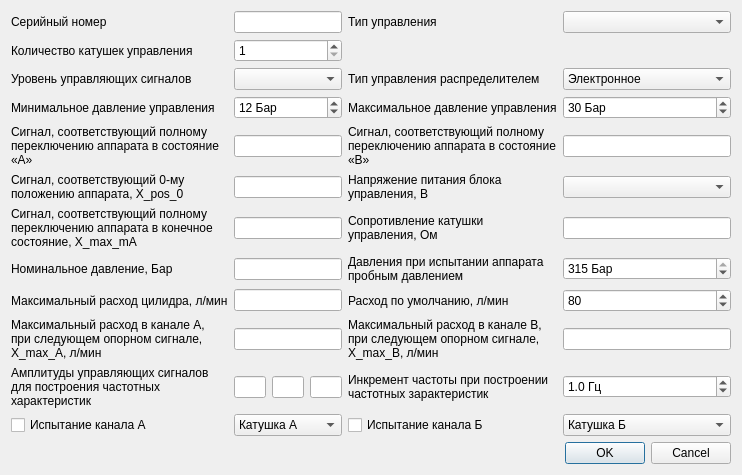
Before: the Qt Designer form servo_title_info.ui in firef0xff/SSHGS01, drawn with Qt 5.
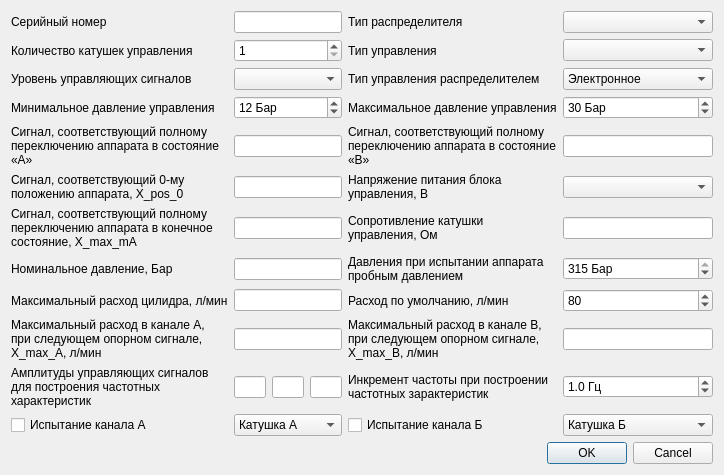
After: the same form once the commit is applied.

What changed in the file:
```diff
--- a/servo_title_info.ui
+++ b/servo_title_info.ui
@@ -6,8 +6,8 @@
    <rect>
     <x>0</x>
     <y>0</y>
-    <width>898</width>
-    <height>624</height>
+    <width>657</width>
+    <height>443</height>
    </rect>
   </property>
   <property name="windowTitle">
@@ -27,6 +27,12 @@
          <verstretch>0</verstretch>
         </sizepolicy>
        </property>
+       <property name="maximumSize">
+        <size>
+         <width>150</width>
+         <height>16777215</height>
+        </size>
+       </property>
        <property name="toolTip">
         <string>1...300 Бар</string>
        </property>
@@ -171,6 +177,12 @@
      </item>
      <item row="2" column="3">
       <widget class="QComboBox" name="RaspredControl">
+       <property name="maximumSize">
+        <size>
+         <width>150</width>
+         <height>16777215</height>
+        </size>
+       </property>
        <property name="currentIndex">
         <number>0</number>
        </property>
@@ -202,6 +214,12 @@
      </item>
      <item row="8" column="3">
       <widget class="QSpinBox" name="DefExpenditure">
+       <property name="maximumSize">
+        <size>
+         <width>150</width>
+         <height>16777215</height>
+        </size>
+       </property>
        <property name="toolTip">
         <string>1...660 л/мин</string>
        </property>
@@ -227,6 +245,12 @@
          <verstretch>0</verstretch>
         </sizepolicy>
        </property>
+       <property name="maximumSize">
+        <size>
+         <width>150</width>
+         <height>16777215</height>
+        </size>
+       </property>
        <property name="toolTip">
         <string>10...315 Бар</string>
        </property>
@@ -291,6 +315,12 @@
      </item>
      <item row="5" column="3">
       <widget class="QComboBox" name="Voltage">
+       <property name="maximumSize">
+        <size>
+         <width>150</width>
+         <height>16777215</height>
+        </size>
+       </property>
        <property name="currentIndex">
         <number>-1</number>
        </property>
@@ -325,13 +355,6 @@
        </property>
       </widget>
      </item>
-     <item row="0" column="2">
-      <widget class="QLabel" name="l_control_type">
-       <property name="text">
-        <string>Тип управления</string>
-       </property>
-      </widget>
-     </item>
      <item row="9" column="1">
       <widget class="QLineEdit" name="MaxExpenditureA">
        <property name="sizePolicy">
@@ -367,6 +390,12 @@
          <verstretch>0</verstretch>
         </sizepolicy>
        </property>
+       <property name="maximumSize">
+        <size>
+         <width>150</width>
+         <height>16777215</height>
+        </size>
+       </property>
        <property name="toolTip">
         <string>1...660 л/мин</string>
        </property>
@@ -407,26 +436,13 @@
       </widget>
      </item>
      <item row="6" column="3">
-      <widget class="QLineEdit" name="ControlReelResist"/>
-     </item>
-     <item row="0" column="3">
-      <widget class="QComboBox" name="ControlType">
-       <property name="editable">
-        <bool>false</bool>
+      <widget class="QLineEdit" name="ControlReelResist">
+       <property name="maximumSize">
+        <size>
+         <width>150</width>
+         <height>16777215</height>
+        </size>
        </property>
-       <property name="currentIndex">
-        <number>-1</number>
-       </property>
-       <item>
-        <property name="text">
-         <string>Блок управления</string>
-        </property>
-       </item>
-       <item>
-        <property name="text">
-         <string>Катушками управления</string>
-        </property>
-       </item>
       </widget>
      </item>
      <item row="4" column="3">
@@ -437,6 +453,12 @@
          <verstretch>0</verstretch>
         </sizepolicy>
        </property>
+       <property name="maximumSize">
+        <size>
+         <width>150</width>
+         <height>16777215</height>
+        </size>
+       </property>
        <property name="toolTipDuration">
         <number>1000</number>
        </property>
@@ -581,6 +603,12 @@
          <verstretch>0</verstretch>
         </sizepolicy>
        </property>
+       <property name="maximumSize">
+        <size>
+         <width>150</width>
+         <height>16777215</height>
+        </size>
+       </property>
        <property name="toolTip">
         <string>0,1...20 ГЦ</string>
        </property>
@@ -647,6 +675,12 @@
      </item>
      <item row="11" column="3">
       <widget class="QComboBox" name="ControlReelChB">
+       <property name="maximumSize">
+        <size>
+         <width>150</width>
+         <height>16777215</height>
+        </size>
+       </property>
        <property name="currentIndex">
         <number>1</number>
        </property>
@@ -662,6 +696,56 @@
        </item>
       </widget>
      </item>
+     <item row="1" column="2">
+      <widget class="QLabel" name="l_control_type">
+       <property name="text">
+        <string>Тип управления</string>
+       </property>
+      </widget>
+     </item>
+     <item row="1" column="3">
+      <widget class="QComboBox" name="ControlType">
+       <property name="maximumSize">
+        <size>
+         <width>150</width>
+         <height>16777215</height>
+        </size>
+       </property>
+       <property name="editable">
+        <bool>false</bool>
+       </property>
+       <property name="currentIndex">
+        <number>-1</number>
+       </property>
+       <item>
+        <property name="text">
+         <string>Блок управления</string>
+        </property>
+       </item>
+       <item>
+        <property name="text">
+         <string>Катушками управления</string>
+        </property>
+       </item>
+      </widget>
+     </item>
+     <item row="0" column="2">
+      <widget class="QLabel" name="l_gs_type">
+       <property name="text">
+        <string>Тип распределителя</string>
+       </property>
+      </widget>
+     </item>
+     <item row="0" column="3">
+      <widget class="QComboBox" name="GsType">
+       <property name="maximumSize">
+        <size>
+         <width>150</width>
+         <height>16777215</height>
+        </size>
+       </property>
+      </widget>
+     </item>
     </layout>
    </item>
    <item>
```
